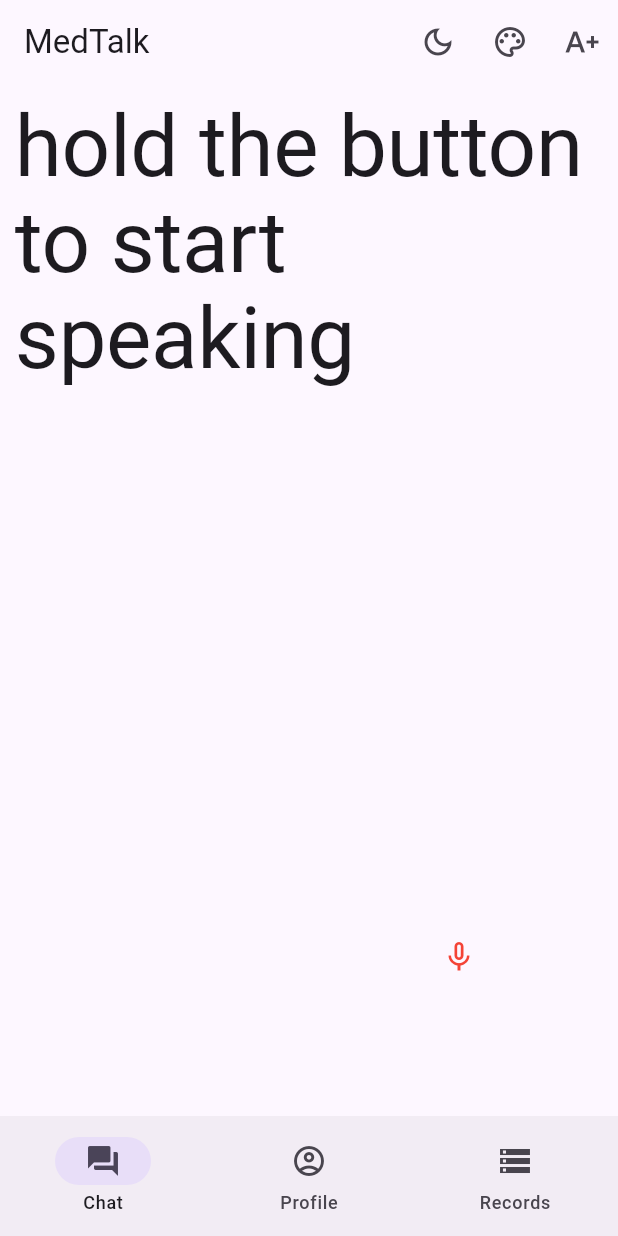
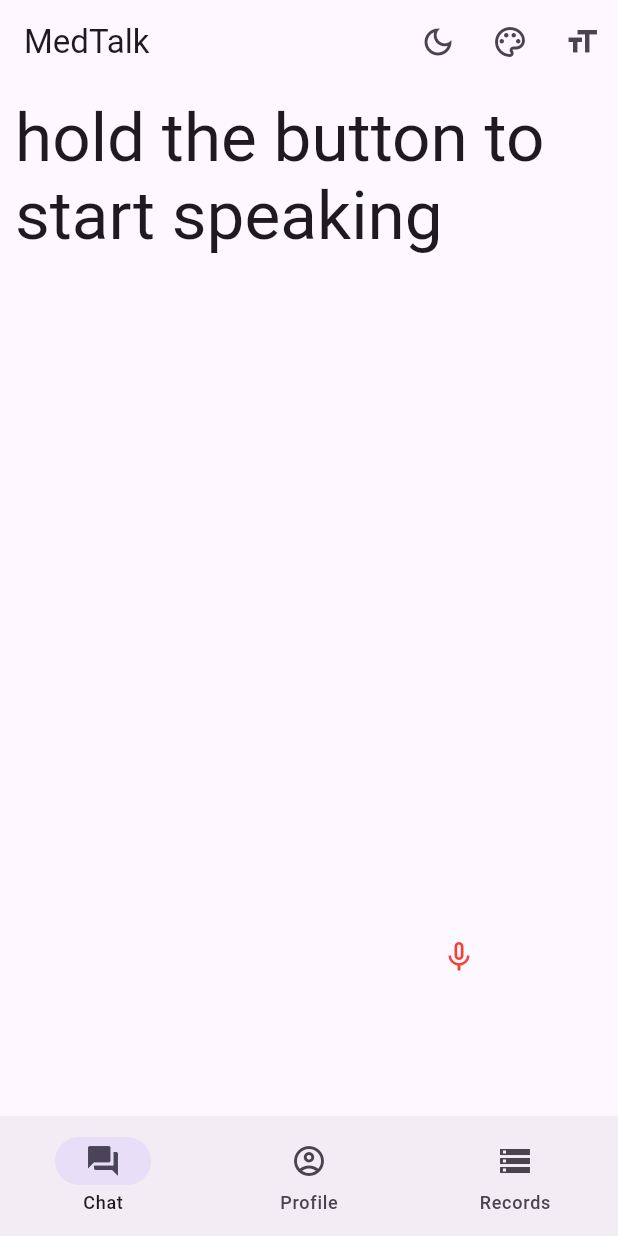
Before and after one commit to kevin123george/medTalk, a Flutter app: the screen it shows after launch, on a phone screen of 412 x 824 dp. Run offline on Flutter 3.47's test engine with Material 2 defaults, Android fonts, the phone set to English and light mode, and no system bars; drawn by our look-alikes of avatar_glow; our stand-ins replace get_storage, speech_to_text, syncfusion_flutter_sliders.

Commit message:
updated _SpeechToTextScreenState on font-size change

```diff
--- a/lib/screens/home.dart
+++ b/lib/screens/home.dart
@@ -370,7 +370,7 @@ class _FontSizeButtonState extends State<_FontSizeButton> {
   _FontSizeButtonState(this.showLabels);
 
   final bool showLabels;
-  double _sliderValue = 1;
+  double _sliderValue = GetStorage().read('font_size') != null ? GetStorage().read('font_size') : 1.0;
 
   @override
   Widget build(BuildContext context) {
@@ -381,7 +381,7 @@ class _FontSizeButtonState extends State<_FontSizeButton> {
         Flexible(
           child: PopupMenuButton(
             icon: Icon(
-              Icons.text_increase,
+              Icons.format_size,
               color: Theme.of(context).colorScheme.onSurfaceVariant,
             ),
             tooltip: 'Select a seed color',
--- a/lib/screens/speech_to_text_screen.dart
+++ b/lib/screens/speech_to_text_screen.dart
@@ -20,6 +20,15 @@ class _SpeechToTextScreenState extends State<SpeechToTextScreen> {
   SpeechToText speechToText = SpeechToText();
 
   @override
+  void initState() {
+    super.initState();
+    GetStorage().listenKey('font_size', (value) {
+      setState(() {
+      });
+    });
+  }
+
+  @override
   Widget build(BuildContext context) {
     final textTheme = Theme.of(context)
         .textTheme
@@ -30,11 +39,10 @@ class _SpeechToTextScreenState extends State<SpeechToTextScreen> {
           padding: const EdgeInsets.all(10.0),
           alignment: Alignment.topLeft,
           child: SingleChildScrollView(
-            child: Text(text, style:
-            GetStorage().read('font_size') == 0.0 ? textTheme.displaySmall
-                : GetStorage().read('font_size') == 1.0 ? textTheme.displayMedium
-                : GetStorage().read('font_size') == 2.0 ? textTheme.displayLarge
-                : textTheme.displayLarge),
+            child: Text(
+                text,
+                style: _getTextStyle(textTheme)
+            ),
           ),
         ),
         floatingActionButton: AvatarGlow(
@@ -91,6 +99,13 @@ class _SpeechToTextScreenState extends State<SpeechToTextScreen> {
       ),
     );
   }
+
+  TextStyle? _getTextStyle(TextTheme textTheme) {
+    return GetStorage().read('font_size') == 0.0 ? textTheme.displaySmall
+              : GetStorage().read('font_size') == 1.0 ? textTheme.displayMedium
+              : GetStorage().read('font_size') == 2.0 ? textTheme.displayLarge
+              : textTheme.displayMedium;
+  }
 }
 
 class TextStyleExample extends StatelessWidget {
```
